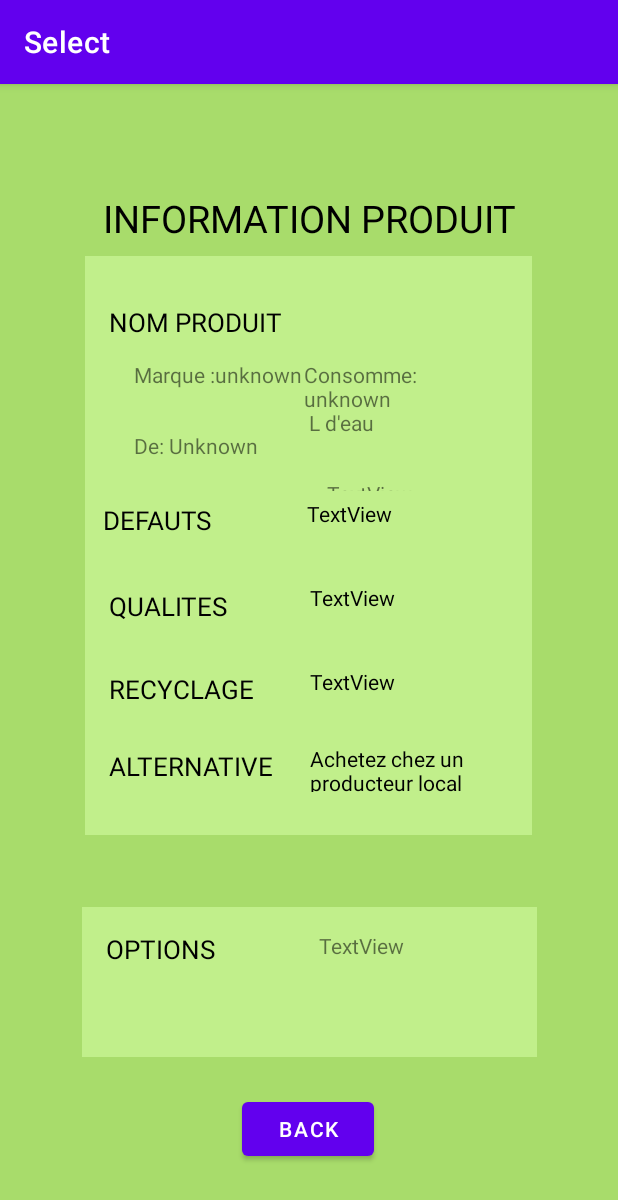
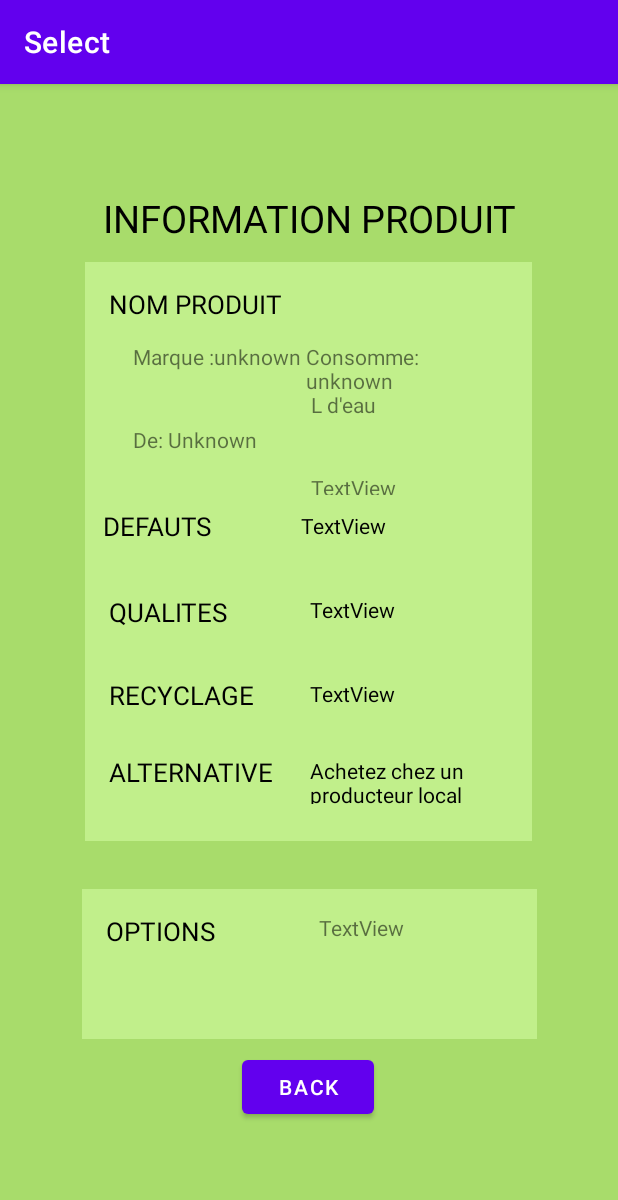
Before and after one commit to leacmrt/SHORTER, an Android app: the SelectItem screen opened directly, with no data from a screen before it, on a phone screen of 412 x 824 dp. Shown: the top 1200 px of the screen. Run offline under Robolectric (Android 15) with nearby library versions, the phone set to English and light mode, and no system bars; 24 statements that could not run were skipped.

```diff
--- a/app/src/main/java/com/example/testppe/MainActivity.java
+++ b/app/src/main/java/com/example/testppe/MainActivity.java
@@ -89,7 +89,8 @@ public class MainActivity extends AppCompatActivity {
                 Toast.makeText(MainActivity.this, "LOCALISATION",Toast.LENGTH_LONG).show();
 
                 Intent intent3= new Intent(this, MapsActivity.class);
-                // intent3.putExtra("EXTRA_SESSION_ID", util_id);
+                //intent3.putExtra("Nom", textView1.getText().toString());
+                intent3.putExtra("EXTRA_SESSION_ID", util_id);
                 startActivity(intent3);
 
                 break;
--- a/app/src/main/res/layout/fragment_select_item.xml
+++ b/app/src/main/res/layout/fragment_select_item.xml
@@ -26,7 +26,7 @@
         android:id="@+id/constraintLayout3"
         android:layout_width="298dp"
         android:layout_height="386dp"
-        android:layout_marginTop="8dp"
+        android:layout_marginTop="12dp"
         android:background="@color/back"
         app:layout_constraintEnd_toEndOf="parent"
         app:layout_constraintHorizontal_bias="0.495"
@@ -37,11 +37,11 @@
             android:id="@+id/textView6"
             android:layout_width="130dp"
             android:layout_height="34dp"
-            android:layout_marginTop="32dp"
+            android:layout_marginTop="16dp"
             android:text="TextView"
             android:textColor="@color/black"
             app:layout_constraintEnd_toEndOf="parent"
-            app:layout_constraintHorizontal_bias="0.857"
+            app:layout_constraintHorizontal_bias="0.88"
             app:layout_constraintStart_toStartOf="parent"
             app:layout_constraintTop_toTopOf="parent" />
 
@@ -51,7 +51,7 @@
             android:layout_height="21dp"
             android:layout_marginStart="16dp"
             android:layout_marginLeft="16dp"
-            android:layout_marginTop="32dp"
+            android:layout_marginTop="16dp"
             android:text="NOM PRODUIT"
             android:textColor="@color/black"
             android:textSize="17dp"
@@ -75,9 +75,9 @@
             android:id="@+id/textView12"
             android:layout_width="129dp"
             android:layout_height="32dp"
-            android:layout_marginStart="20dp"
-            android:layout_marginLeft="20dp"
-            android:layout_marginTop="96dp"
+            android:layout_marginStart="16dp"
+            android:layout_marginLeft="16dp"
+            android:layout_marginTop="116dp"
             android:text="TextView"
             android:textColor="@color/black"
             app:layout_constraintStart_toEndOf="@+id/textView11"
@@ -159,8 +159,8 @@
             app:layout_constraintTop_toBottomOf="@+id/textView15" />
 
         <androidx.constraintlayout.widget.ConstraintLayout
-            android:layout_width="265dp"
-            android:layout_height="91dp"
+            android:layout_width="267dp"
+            android:layout_height="106dp"
             android:layout_marginTop="12dp"
             app:layout_constraintEnd_toEndOf="parent"
             app:layout_constraintHorizontal_bias="0.515"
@@ -195,7 +195,7 @@
                 android:layout_height="wrap_content"
                 android:layout_marginStart="16dp"
                 android:layout_marginLeft="16dp"
-                android:layout_marginTop="28dp"
+                android:layout_marginTop="36dp"
                 android:text="TextView"
                 app:layout_constraintStart_toStartOf="parent"
                 app:layout_constraintTop_toBottomOf="@+id/textViewmarque" />
@@ -204,9 +204,9 @@
                 android:id="@+id/textView23"
                 android:layout_width="wrap_content"
                 android:layout_height="wrap_content"
-                android:layout_marginTop="28dp"
-                android:layout_marginEnd="64dp"
-                android:layout_marginRight="64dp"
+                android:layout_marginTop="36dp"
+                android:layout_marginEnd="76dp"
+                android:layout_marginRight="76dp"
                 android:text="TextView"
                 app:layout_constraintEnd_toEndOf="parent"
                 app:layout_constraintTop_toBottomOf="@+id/textVieweau" />
@@ -217,7 +217,7 @@
         android:id="@+id/constraintLayout4"
         android:layout_width="303dp"
         android:layout_height="100dp"
-        android:layout_marginTop="48dp"
+        android:layout_marginTop="32dp"
         android:background="@color/back"
         app:layout_constraintEnd_toEndOf="parent"
         app:layout_constraintStart_toStartOf="parent"
@@ -252,7 +252,7 @@
         android:id="@+id/buttonback"
         android:layout_width="wrap_content"
         android:layout_height="wrap_content"
-        android:layout_marginTop="24dp"
+        android:layout_marginTop="8dp"
         android:text="BACK"
         app:layout_constraintEnd_toEndOf="parent"
         app:layout_constraintHorizontal_bias="0.498"
```
Also changed, not shown: app/src/main/java/com/example/testppe/BDD/DBHelper_Utilisateur.java (+9 -0 lines), app/src/main/java/com/example/testppe/MapsActivity.java (+23 -0 lines).
